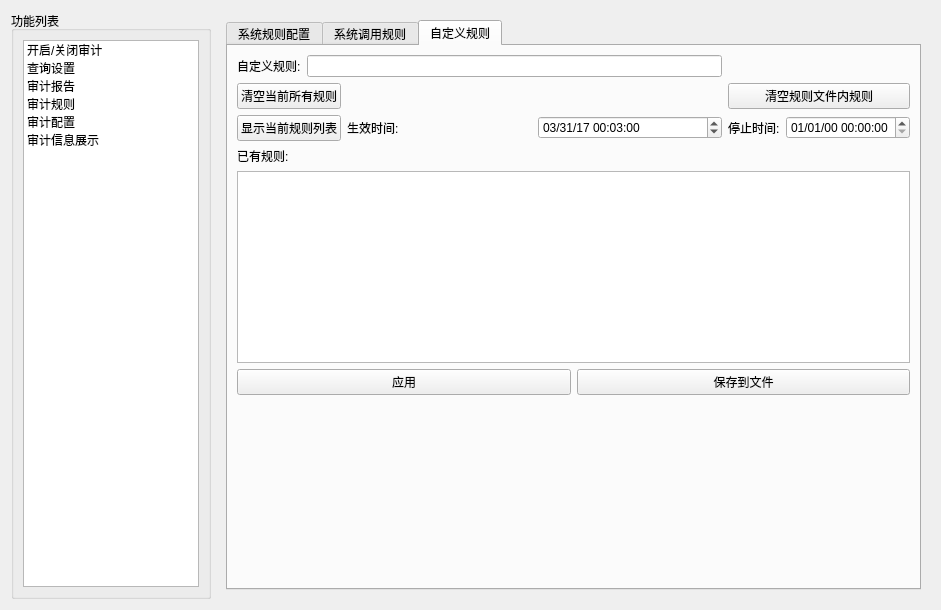
The window that AUD/tabauditpage.ui (liuyufeng509/SecCenter) describes before a commit, drawn with Qt 5.
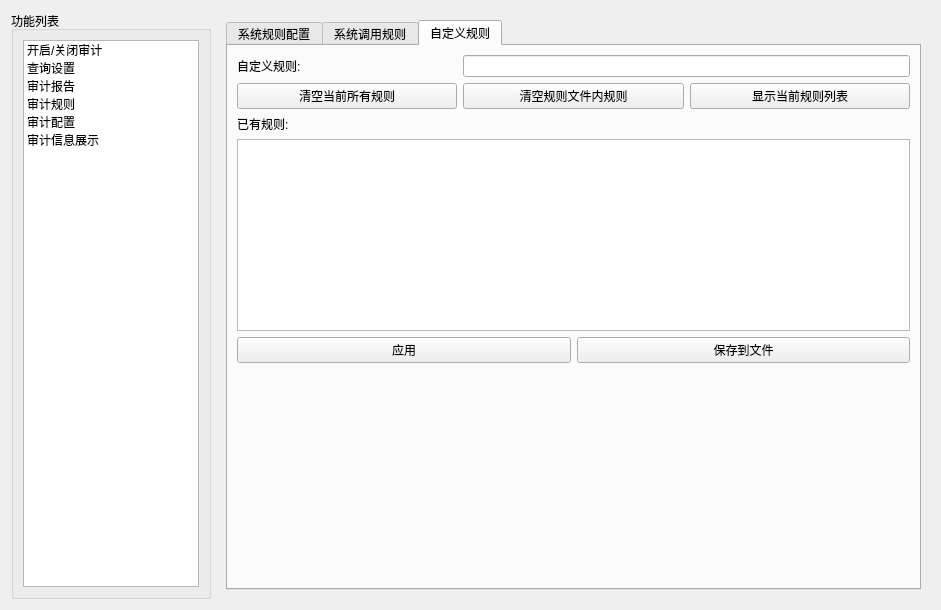
The same window after the commit. The open tabs and pages were chosen to show the change.

Commit message: 完成审计管理员的功能开发

The edit to the form file:
```diff
--- a/AUD/tabauditpage.ui
+++ b/AUD/tabauditpage.ui
@@ -1549,102 +1549,9 @@
                </property>
               </widget>
              </item>
-             <item row="0" column="1" colspan="3">
+             <item row="0" column="1" colspan="2">
               <widget class="QLineEdit" name="custom_rule_lineEdit"/>
              </item>
-             <item row="1" column="0" colspan="2">
-              <widget class="QPushButton" name="clean_all_rules_Button">
-               <property name="text">
-                <string>清空当前所有规则</string>
-               </property>
-              </widget>
-             </item>
-             <item row="1" column="2">
-              <spacer name="horizontalSpacer_6">
-               <property name="orientation">
-                <enum>Qt::Horizontal</enum>
-               </property>
-               <property name="sizeHint" stdset="0">
-                <size>
-                 <width>40</width>
-                 <height>20</height>
-                </size>
-               </property>
-              </spacer>
-             </item>
-             <item row="2" column="0" colspan="2">
-              <widget class="QPushButton" name="display_cur_rules_Button">
-               <property name="text">
-                <string>显示当前规则列表</string>
-               </property>
-              </widget>
-             </item>
-             <item row="2" column="2" colspan="2">
-              <layout class="QHBoxLayout" name="horizontalLayout_3">
-               <item>
-                <widget class="QLabel" name="label_50">
-                 <property name="text">
-                  <string>生效时间:</string>
-                 </property>
-                </widget>
-               </item>
-               <item>
-                <widget class="QDateTimeEdit" name="custom_rule_st_TimeEdit">
-                 <property name="enabled">
-                  <bool>true</bool>
-                 </property>
-                 <property name="date">
-                  <date>
-                   <year>2017</year>
-                   <month>3</month>
-                   <day>31</day>
-                  </date>
-                 </property>
-                 <property name="time">
-                  <time>
-                   <hour>0</hour>
-                   <minute>3</minute>
-                   <second>0</second>
-                  </time>
-                 </property>
-                 <property name="maximumDateTime">
-                  <datetime>
-                   <hour>23</hour>
-                   <minute>59</minute>
-                   <second>59</second>
-                   <year>7999</year>
-                   <month>12</month>
-                   <day>31</day>
-                  </datetime>
-                 </property>
-                 <property name="displayFormat">
-                  <string>MM/dd/yy hh:mm:ss</string>
-                 </property>
-                </widget>
-               </item>
-              </layout>
-             </item>
-             <item row="2" column="4">
-              <layout class="QHBoxLayout" name="horizontalLayout_28">
-               <item>
-                <widget class="QLabel" name="label_49">
-                 <property name="text">
-                  <string>停止时间:</string>
-                 </property>
-                </widget>
-               </item>
-               <item>
-                <widget class="QDateTimeEdit" name="custom_rule_et_TimeEdit">
-                 <property name="enabled">
-                  <bool>true</bool>
-                 </property>
-                 <property name="displayFormat">
-                  <string>MM/dd/yy hh:mm:ss</string>
-                 </property>
-                </widget>
-               </item>
-              </layout>
-             </item>
              <item row="3" column="0">
               <widget class="QLabel" name="label_13">
                <property name="text">
@@ -1652,17 +1559,10 @@
                </property>
               </widget>
              </item>
-             <item row="1" column="4">
-              <widget class="QPushButton" name="clean_all_rules_infile_Button">
-               <property name="text">
-                <string>清空规则文件内规则</string>
-               </property>
-              </widget>
-             </item>
-             <item row="4" column="0" colspan="5">
+             <item row="4" column="0" colspan="3">
               <widget class="QTextBrowser" name="custom_rules_textBrowser"/>
              </item>
-             <item row="5" column="0" colspan="5">
+             <item row="5" column="0" colspan="3">
               <layout class="QHBoxLayout" name="horizontalLayout_4">
                <item>
                 <widget class="QPushButton" name="custom_rule_aply_pushButton">
@@ -1680,6 +1580,27 @@
                </item>
               </layout>
              </item>
+             <item row="1" column="0">
+              <widget class="QPushButton" name="clean_all_rules_Button">
+               <property name="text">
+                <string>清空当前所有规则</string>
+               </property>
+              </widget>
+             </item>
+             <item row="1" column="1">
+              <widget class="QPushButton" name="clean_all_rules_infile_Button">
+               <property name="text">
+                <string>清空规则文件内规则</string>
+               </property>
+              </widget>
+             </item>
+             <item row="1" column="2">
+              <widget class="QPushButton" name="display_cur_rules_Button">
+               <property name="text">
+                <string>显示当前规则列表</string>
+               </property>
+              </widget>
+             </item>
             </layout>
            </item>
            <item>
```
Left out of the diff: 10 changed lines with no effect on the pictures. The commit also changes 2 other files.
